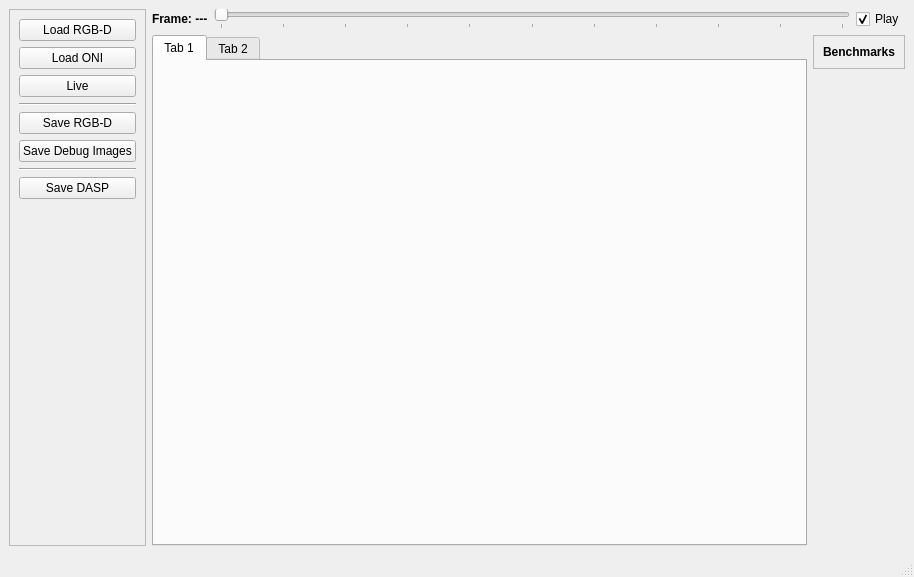
Old version of the form dasp_gui/WdgtKinectSuperPoints.ui in the repository Danvil/dasp.
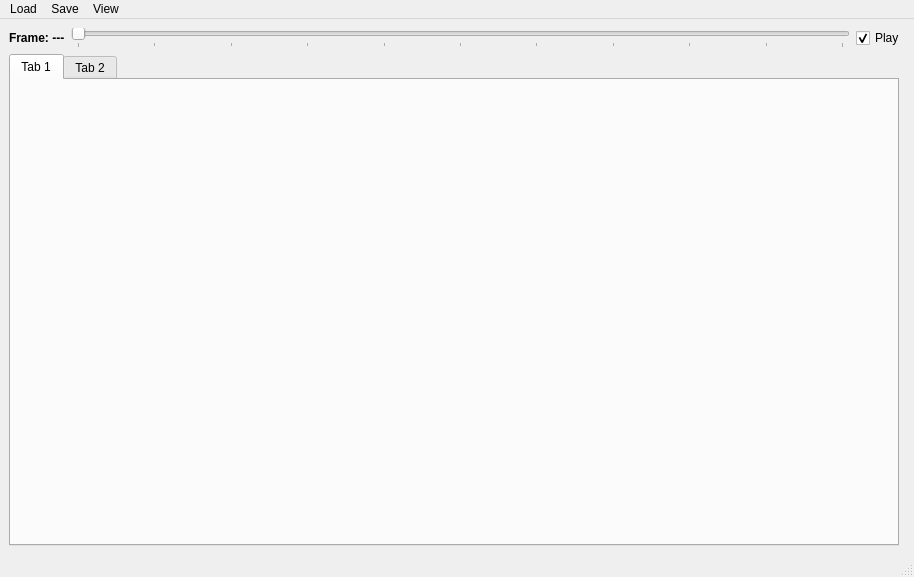
New version of the form.

Commit message: Cleaned up gui by moving buttons to menu. Improved tool widget handling (can be opened/closed in menu and closes automatically when main windows closes).

```diff
--- a/dasp_gui/WdgtKinectSuperPoints.ui
+++ b/dasp_gui/WdgtKinectSuperPoints.ui
@@ -15,7 +15,7 @@
   </property>
   <widget class="QWidget" name="centralwidget">
    <layout class="QGridLayout" name="gridLayout">
-    <item row="1" column="1">
+    <item row="1" column="0">
      <widget class="QTabWidget" name="tabs">
       <widget class="QWidget" name="tab">
        <attribute name="title">
@@ -29,53 +29,7 @@
       </widget>
      </widget>
     </item>
-    <item row="1" column="2">
-     <layout class="QVBoxLayout" name="verticalLayout">
-      <item>
-       <widget class="QFrame" name="frame">
-        <property name="frameShape">
-         <enum>QFrame::StyledPanel</enum>
-        </property>
-        <property name="frameShadow">
-         <enum>QFrame::Raised</enum>
-        </property>
-        <layout class="QVBoxLayout" name="verticalLayout_3">
-         <item>
-          <layout class="QVBoxLayout" name="verticalLayoutBenchmark">
-           <item>
-            <widget class="QLabel" name="label">
-             <property name="font">
-              <font>
-               <weight>75</weight>
-               <bold>true</bold>
-              </font>
-             </property>
-             <property name="text">
-              <string>Benchmarks</string>
-             </property>
-            </widget>
-           </item>
-          </layout>
-         </item>
-        </layout>
-       </widget>
-      </item>
-      <item>
-       <spacer name="verticalSpacer">
-        <property name="orientation">
-         <enum>Qt::Vertical</enum>
-        </property>
-        <property name="sizeHint" stdset="0">
-         <size>
-          <width>20</width>
-          <height>410</height>
-         </size>
-        </property>
-       </spacer>
-      </item>
-     </layout>
-    </item>
-    <item row="0" column="1" colspan="2">
+    <item row="0" column="0" colspan="2">
      <layout class="QHBoxLayout" name="horizontalLayout">
       <item>
        <widget class="QLabel" name="labelFrameCounter">
@@ -121,93 +75,6 @@
       </item>
      </layout>
     </item>
-    <item row="0" column="0" rowspan="2">
-     <widget class="QFrame" name="frame_2">
-      <property name="frameShape">
-       <enum>QFrame::StyledPanel</enum>
-      </property>
-      <property name="frameShadow">
-       <enum>QFrame::Raised</enum>
-      </property>
-      <layout class="QGridLayout" name="gridLayout_2">
-       <item row="3" column="0" colspan="2">
-        <widget class="QPushButton" name="pushButtonLive">
-         <property name="text">
-          <string>Live</string>
-         </property>
-        </widget>
-       </item>
-       <item row="4" column="0" colspan="2">
-        <widget class="Line" name="line">
-         <property name="orientation">
-          <enum>Qt::Horizontal</enum>
-         </property>
-        </widget>
-       </item>
-       <item row="1" column="0" colspan="2">
-        <widget class="QPushButton" name="pushButtonLoadOne">
-         <property name="text">
-          <string>Load RGB-D</string>
-         </property>
-        </widget>
-       </item>
-       <item row="8" column="0" colspan="2">
-        <widget class="QPushButton" name="pushButtonSaveDasp">
-         <property name="text">
-          <string>Save DASP</string>
-         </property>
-         <property name="checkable">
-          <bool>true</bool>
-         </property>
-         <property name="checked">
-          <bool>false</bool>
-         </property>
-        </widget>
-       </item>
-       <item row="5" column="0" colspan="2">
-        <widget class="QPushButton" name="pushButtonSaveOne">
-         <property name="text">
-          <string>Save RGB-D</string>
-         </property>
-        </widget>
-       </item>
-       <item row="2" column="0" colspan="2">
-        <widget class="QPushButton" name="pushButtonLoadOni">
-         <property name="text">
-          <string>Load ONI</string>
-         </property>
-        </widget>
-       </item>
-       <item row="9" column="0" colspan="2">
-        <spacer name="verticalSpacer_2">
-         <property name="orientation">
-          <enum>Qt::Vertical</enum>
-         </property>
-         <property name="sizeHint" stdset="0">
-          <size>
-           <width>20</width>
-           <height>40</height>
-          </size>
-         </property>
-        </spacer>
-       </item>
-       <item row="6" column="0" colspan="2">
-        <widget class="QPushButton" name="pushButtonSaveDebug">
-         <property name="text">
-          <string>Save Debug Images</string>
-         </property>
-        </widget>
-       </item>
-       <item row="7" column="0" colspan="2">
-        <widget class="Line" name="line_2">
-         <property name="orientation">
-          <enum>Qt::Horizontal</enum>
-         </property>
-        </widget>
-       </item>
-      </layout>
-     </widget>
-    </item>
    </layout>
   </widget>
   <widget class="QMenuBar" name="menubar">
@@ -219,6 +86,36 @@
      <height>25</height>
     </rect>
    </property>
+   <widget class="QMenu" name="menuOpen">
+    <property name="title">
+     <string>Load</string>
+    </property>
+    <addaction name="actionKinect_Live_Mode"/>
+    <addaction name="separator"/>
+    <addaction name="actionLoad_ONI"/>
+    <addaction name="actionLoad_RGB_D_Image"/>
+   </widget>
+   <widget class="QMenu" name="menuSave">
+    <property name="title">
+     <string>Save</string>
+    </property>
+    <addaction name="actionSave_RBG_D_Image"/>
+    <addaction name="actionSave_Debug_Images"/>
+    <addaction name="separator"/>
+    <addaction name="actionBatch_Save"/>
+   </widget>
+   <widget class="QMenu" name="menuWindows">
+    <property name="title">
+     <string>View</string>
+    </property>
+    <addaction name="action_Parameters"/>
+    <addaction name="action_Benchmarks"/>
+    <addaction name="separator"/>
+    <addaction name="actionAbout"/>
+   </widget>
+   <addaction name="menuOpen"/>
+   <addaction name="menuSave"/>
+   <addaction name="menuWindows"/>
   </widget>
   <widget class="QStatusBar" name="statusbar"/>
  </widget>
```
Left out of the diff: 60 changed lines with no effect on the pictures. The commit also changes 2 other files.
